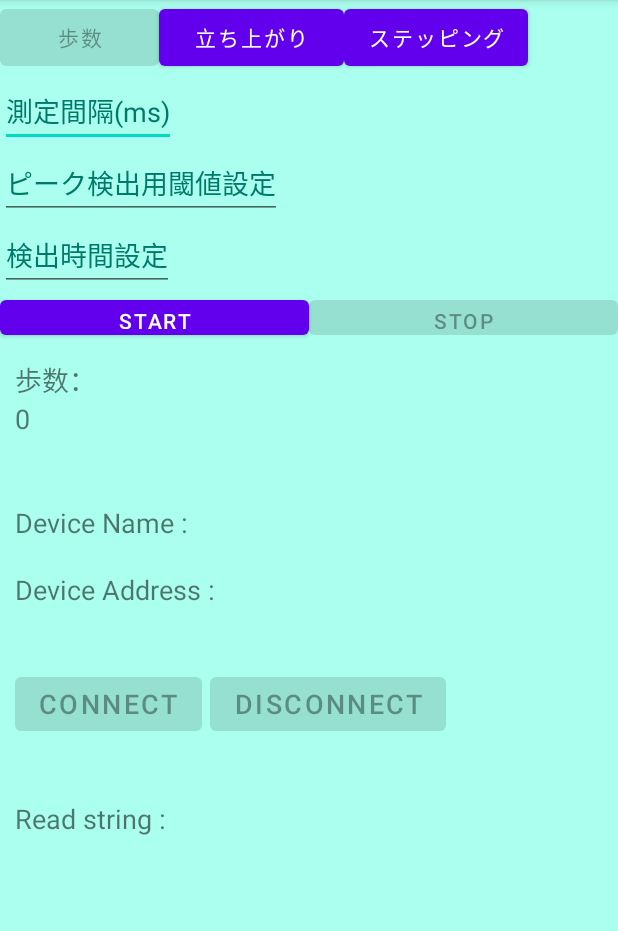
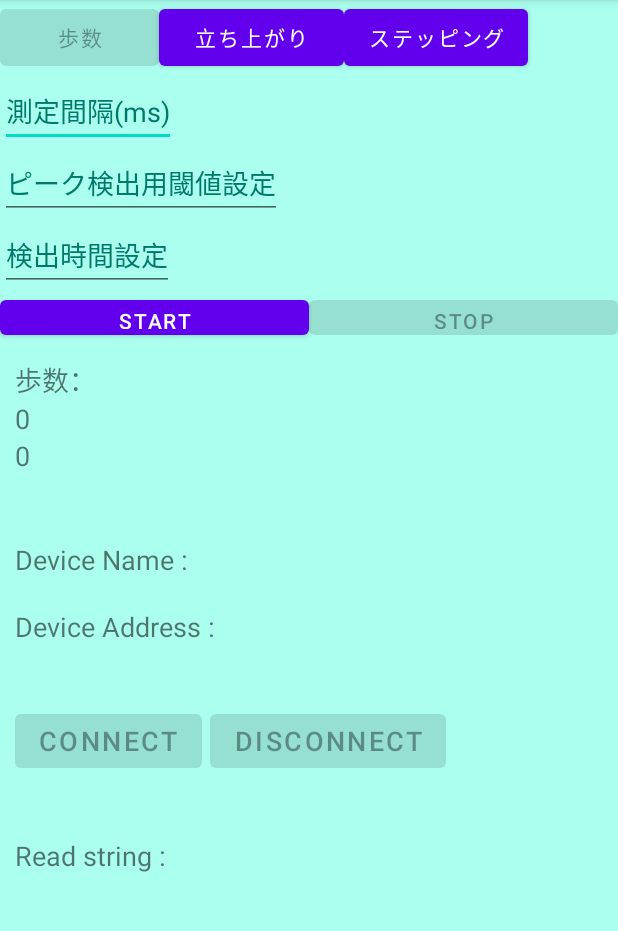
Before and after one commit to SuzunaIeiri/sensor-test, an Android app: the screen it shows after launch (MainActivity), on a phone screen of 412 x 824 dp, the part 84-1015 px from its top. Run offline under Robolectric (Android 15) with nearby library versions, the light colour scheme and no system bars.

Commit message:
first commit

```diff
--- a/app/src/main/res/layout/activity_main.xml
+++ b/app/src/main/res/layout/activity_main.xml
@@ -117,14 +117,18 @@
                     android:layout_height="match_parent"
                     android:text="0"
                     android:textSize="18sp" />
+                <TextView
+                    android:id="@+id/MaxPeak"
+                    android:layout_width="86dp"
+                    android:layout_height="match_parent"
+                    android:text="0"
+                    android:textSize="18sp" />
 
                 <TextView
                     android:id="@+id/textview"
                     android:layout_width="match_parent"
                     android:layout_height="wrap_content"
                     android:textSize="18sp" />
-
-
 
 
             </LinearLayout>
```
Also changed, not shown: app/src/main/java/com/example/sensor_test/MainActivity.java (+24 -21 lines).
